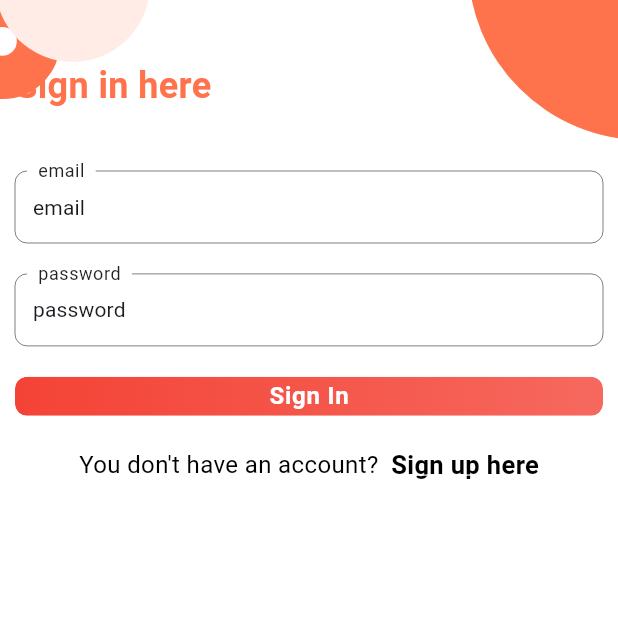
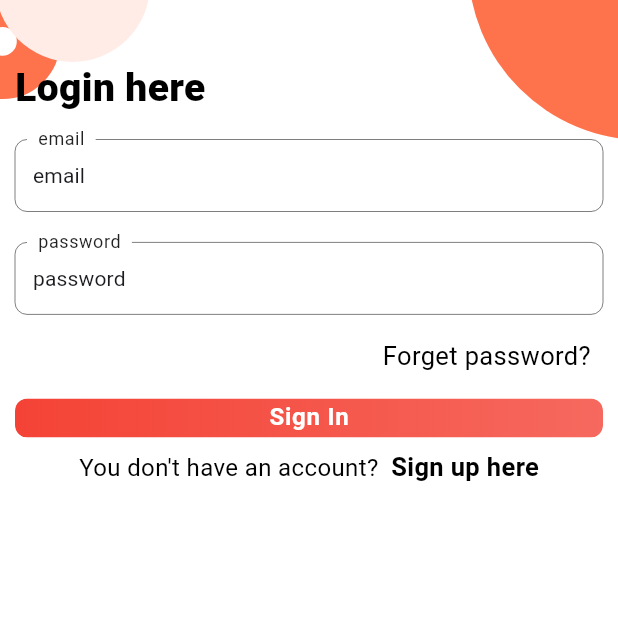
Before and after one commit to meriemDahil/EcoBite, a Flutter app: the screen it shows after launch, after a tap on "Connectez vous", on a phone screen of 412 x 824 dp, the top half of it. Run offline on Flutter 3.47's test engine with Material 3 defaults, Android fonts, the light colour scheme and no system bars; our stand-ins replace bloc, carousel_slider, cloud_firestore, firebase_auth, firebase_core, flutter_bloc and 3 more; accounts and stored records are empty; generated files the repository leaves out were written again.

Commit message:
authentification fixed

```diff
--- a/lib/features/Authentification/ui/sign_up.dart
+++ b/lib/features/Authentification/ui/sign_up.dart
@@ -47,8 +47,8 @@ class SignUpPage extends StatelessWidget {
             ));
           }
           if (state is Success) {
-            ScaffoldMessenger.of(context).showSnackBar(const SnackBar(
-              content: Text('Sign up successful!'),
+            ScaffoldMessenger.of(context).showSnackBar( SnackBar(
+              content: Text('Sign up successful! ${state.user?.username}'),
               backgroundColor: Colors.green,
             ));
            Navigator.pushAndRemoveUntil(
@@ -66,7 +66,7 @@ class SignUpPage extends StatelessWidget {
          }
         },
         builder: (context, state) {
-          return FormSignUp();
+          return FormSignUp(formKey: context.read<AuthCubit>().formKeySignUp);
         },
   ),
 ]
--- a/lib/features/Authentification/ui/widgets/form_sign_in.dart
+++ b/lib/features/Authentification/ui/widgets/form_sign_in.dart
@@ -6,25 +6,21 @@ import 'package:flutter/material.dart';
 import 'package:flutter_bloc/flutter_bloc.dart';
 
 class FormSignIn extends StatelessWidget {
-  const FormSignIn({super.key,});
+  final GlobalKey<FormState> formKey;
+   FormSignIn({super.key, required this.formKey,});
 
   @override
   Widget build(BuildContext context) {
     return Form(
-              key: context.read<AuthCubit>().formKey,
+              key:
+              formKey,
               child: ListView(
                 padding: const EdgeInsets.symmetric(horizontal: 10),
                 children: [
                   const SizedBox(height: 40),
-                  const Text(
-                    'Sign in here',
-                    style: TextStyle(
-                      color: AppColor.primary,
-                      fontWeight: FontWeight.bold,
-                      fontSize: 24,
-                    ),
-                  ),
-                  const SizedBox(height: 40),
+                  const Text('Login here', style: TextStyle(fontSize: 26,fontWeight: FontWeight.w900,color: Colors.black),),
+                  SizedBox(height: 16,),
+
                   LabeledTextField(
                     hintText: 'email',
                     label: 'email',
@@ -42,7 +38,24 @@ class FormSignIn extends StatelessWidget {
                         ? 'Please enter a password'
                         : null,
                   ),
-                  SizedBox(height: MediaQuery.of(context).size.height / 40),
+                   Padding(
+                     padding: const EdgeInsets.symmetric(horizontal: 8.0, vertical: 16),
+                     child: GestureDetector(
+                          onTap: () {
+                               Navigator.pushReplacementNamed(context, '/signup');
+                          },
+                          child: const Text(
+                            'Forget password?',
+                            style: TextStyle(
+                              color: Colors.black,
+                              fontWeight: FontWeight.normal,
+                              fontSize: 17,
+                            ),
+                            textAlign: TextAlign.end,
+                          ),
+                        ),
+                   ),
+                  //SizedBox(height: MediaQuery.of(context).size.height /50),
                   RoundedButton(
                     label: 'Sign In',
                     color: AppColor.primary,
@@ -50,8 +63,10 @@ class FormSignIn extends StatelessWidget {
                       context.read<AuthCubit>().signIn(); // Trigger signIn in AuthCubit
                     },
                   ),
-                  SizedBox(height: MediaQuery.of(context).size.height / 40),
-                  Row(
+                  //SizedBox(height: MediaQuery.of(context).size.height / 40),
+                  Padding(
+                    padding: const EdgeInsets.all(8.0),
+                    child: Row(
                       mainAxisAlignment: MainAxisAlignment.center,
                       children: [
                         const Text(
@@ -60,7 +75,7 @@ class FormSignIn extends StatelessWidget {
                         ),
                         GestureDetector(
                           onTap: () {
-                          Navigator.pushNamed(context, '/signup');
+                             Navigator.pushReplacementNamed(context, '/signup');
                           },
                           child: const Text(
                             'Sign up here',
@@ -68,12 +83,13 @@ class FormSignIn extends StatelessWidget {
                               color: Colors.black,
                               fontWeight: FontWeight.bold,
                               fontSize: 17,
-                            decoration: TextDecoration.underline,
-                            decorationColor: Colors.white,
+
+
                             ),
                           ),
                         ),
                       ],
+                    ),
                   ),
                 ],
               ),
--- a/lib/main.dart
+++ b/lib/main.dart
@@ -4,7 +4,6 @@ import 'package:eco_bite/features/Authentification/ui/sign_up.dart';
 import 'package:eco_bite/features/home/ui/home.dart';
 import 'package:eco_bite/features/home/ui/tab_bar.dart';
 import 'package:eco_bite/features/Authentification/ui/sign_in.dart';
-import 'package:eco_bite/features/splashScreen/splash_screen.dart';
 import 'package:eco_bite/features/splashScreen/welcome_page.dart';
 import 'package:eco_bite/firebase_options.dart';
 import 'package:eco_bite/wrapper.dart';
@@ -32,7 +31,7 @@ class MyApp extends StatelessWidget {
     return MaterialApp(
       routes: {
         //  "/": (context) => WelcomePage(),
-        "/signIp": (context) => SignIn(),
+        "/signin": (context) => SignIn(),
         "/home": (context) => Home(),
         "/tabbar": (context) => Tabbar(),
         "/signup":(context)=> SignUpPage(),
```
Also changed, not shown: lib/features/Authentification/logic/cubit/auth_cubit.dart (+13 -2 lines), lib/features/Authentification/ui/sign_in.dart (+26 -25 lines), lib/features/Authentification/ui/widgets/form_sign_up.dart (+30 -2 lines), lib/features/home/data/restaurant.dart (+25 -4 lines), lib/features/home/ui/carousel.dart (+7 -3 lines), lib/features/home/ui/home.dart (+19 -1 lines), lib/features/home/data/restaurant.freezed.dart (added), lib/features/home/data/restaurant.g.dart (added). Lines whose indentation alone changed are shown as unchanged.
